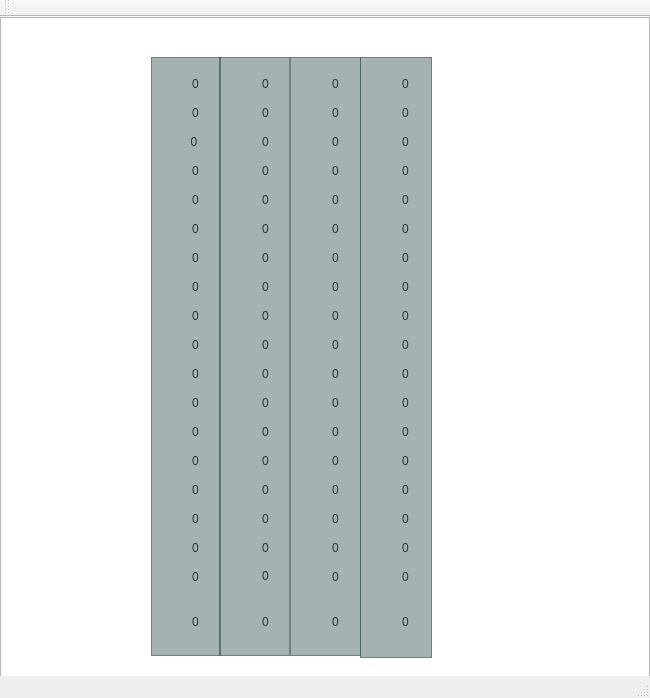
korvhunden/Project-January, file JanuariYahtzee/yahtzeemainwin.ui: the form before one commit.
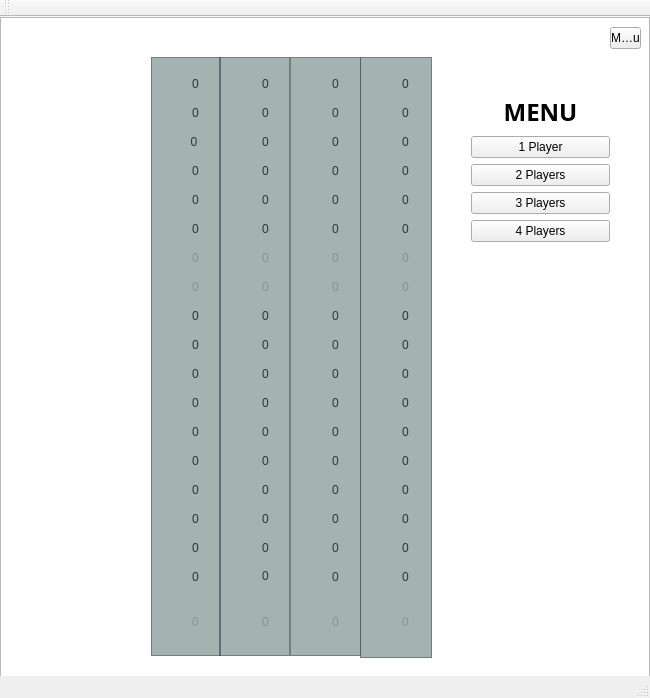
The form after the commit. Icons and pictures are not drawn.

Diff of the .ui file:
```diff
--- a/JanuariYahtzee/yahtzeemainwin.ui
+++ b/JanuariYahtzee/yahtzeemainwin.ui
@@ -281,6 +281,9 @@
      </item>
      <item row="18" column="0" rowspan="2">
       <widget class="QPushButton" name="A19">
+       <property name="enabled">
+        <bool>false</bool>
+       </property>
        <property name="sizePolicy">
         <sizepolicy hsizetype="Fixed" vsizetype="Fixed">
          <horstretch>0</horstretch>
@@ -477,6 +480,9 @@
      </item>
      <item row="6" column="0">
       <widget class="QPushButton" name="A7">
+       <property name="enabled">
+        <bool>false</bool>
+       </property>
        <property name="sizePolicy">
         <sizepolicy hsizetype="Fixed" vsizetype="Fixed">
          <horstretch>0</horstretch>
@@ -505,6 +511,9 @@
      </item>
      <item row="7" column="0">
       <widget class="QPushButton" name="A8">
+       <property name="enabled">
+        <bool>false</bool>
+       </property>
        <property name="sizePolicy">
         <sizepolicy hsizetype="Fixed" vsizetype="Fixed">
          <horstretch>0</horstretch>
@@ -660,6 +669,9 @@
      </item>
      <item row="6" column="0">
       <widget class="QPushButton" name="B7">
+       <property name="enabled">
+        <bool>false</bool>
+       </property>
        <property name="sizePolicy">
         <sizepolicy hsizetype="Fixed" vsizetype="Fixed">
          <horstretch>0</horstretch>
@@ -884,6 +896,9 @@
      </item>
      <item row="7" column="0">
       <widget class="QPushButton" name="B8">
+       <property name="enabled">
+        <bool>false</bool>
+       </property>
        <property name="sizePolicy">
         <sizepolicy hsizetype="Fixed" vsizetype="Fixed">
          <horstretch>0</horstretch>
@@ -940,6 +955,9 @@
      </item>
      <item row="18" column="0" rowspan="2">
       <widget class="QPushButton" name="B19">
+       <property name="enabled">
+        <bool>false</bool>
+       </property>
        <property name="sizePolicy">
         <sizepolicy hsizetype="Fixed" vsizetype="Fixed">
          <horstretch>0</horstretch>
@@ -1347,6 +1365,9 @@
      </item>
      <item row="18" column="0" rowspan="2">
       <widget class="QPushButton" name="C19">
+       <property name="enabled">
+        <bool>false</bool>
+       </property>
        <property name="sizePolicy">
         <sizepolicy hsizetype="Fixed" vsizetype="Fixed">
          <horstretch>0</horstretch>
@@ -1543,6 +1564,9 @@
      </item>
      <item row="6" column="0">
       <widget class="QPushButton" name="C7">
+       <property name="enabled">
+        <bool>false</bool>
+       </property>
        <property name="sizePolicy">
         <sizepolicy hsizetype="Fixed" vsizetype="Fixed">
          <horstretch>0</horstretch>
@@ -1571,6 +1595,9 @@
      </item>
      <item row="7" column="0">
       <widget class="QPushButton" name="C8">
+       <property name="enabled">
+        <bool>false</bool>
+       </property>
        <property name="sizePolicy">
         <sizepolicy hsizetype="Fixed" vsizetype="Fixed">
          <horstretch>0</horstretch>
@@ -1978,6 +2005,9 @@
      </item>
      <item row="18" column="0" rowspan="2">
       <widget class="QPushButton" name="D19">
+       <property name="enabled">
+        <bool>false</bool>
+       </property>
        <property name="sizePolicy">
         <sizepolicy hsizetype="Fixed" vsizetype="Fixed">
          <horstretch>0</horstretch>
@@ -2006,6 +2036,9 @@
      </item>
      <item row="7" column="0">
       <widget class="QPushButton" name="D8">
+       <property name="enabled">
+        <bool>false</bool>
+       </property>
        <property name="sizePolicy">
         <sizepolicy hsizetype="Fixed" vsizetype="Fixed">
          <horstretch>0</horstretch>
@@ -2202,6 +2235,9 @@
      </item>
      <item row="6" column="0">
       <widget class="QPushButton" name="D7">
+       <property name="enabled">
+        <bool>false</bool>
+       </property>
        <property name="sizePolicy">
         <sizepolicy hsizetype="Fixed" vsizetype="Fixed">
          <horstretch>0</horstretch>
@@ -2282,6 +2318,107 @@
      <string notr="true">background-color: rgba(81, 108, 108, 133);</string>
     </property>
    </widget>
+   <widget class="QGraphicsView" name="optionsBackground">
+    <property name="geometry">
+     <rect>
+      <x>435</x>
+      <y>36</y>
+      <width>211</width>
+      <height>611</height>
+     </rect>
+    </property>
+    <property name="styleSheet">
+     <string notr="true">background-image: url(:/new/pictures/DMPYZY OPTIONS BACKGROUND.png);</string>
+    </property>
+    <property name="frameShape">
+     <enum>QFrame::NoFrame</enum>
+    </property>
+    <property name="frameShadow">
+     <enum>QFrame::Sunken</enum>
+    </property>
+   </widget>
+   <widget class="QToolButton" name="optionsButton">
+    <property name="geometry">
+     <rect>
+      <x>610</x>
+      <y>10</y>
+      <width>31</width>
+      <height>22</height>
+     </rect>
+    </property>
+    <property name="text">
+     <string>Menu</string>
+    </property>
+   </widget>
+   <widget class="QWidget" name="">
+    <property name="geometry">
+     <rect>
+      <x>460</x>
+      <y>65</y>
+      <width>161</width>
+      <height>171</height>
+     </rect>
+    </property>
+    <layout class="QVBoxLayout" name="menuLayout">
+     <item>
+      <widget class="QLabel" name="menuLabel">
+       <property name="sizePolicy">
+        <sizepolicy hsizetype="Minimum" vsizetype="Minimum">
+         <horstretch>0</horstretch>
+         <verstretch>0</verstretch>
+        </sizepolicy>
+       </property>
+       <property name="font">
+        <font>
+         <family>Trebuchet MS</family>
+         <pointsize>18</pointsize>
+         <weight>75</weight>
+         <bold>true</bold>
+        </font>
+       </property>
+       <property name="text">
+        <string>MENU</string>
+       </property>
+       <property name="alignment">
+        <set>Qt::AlignCenter</set>
+       </property>
+      </widget>
+     </item>
+     <item>
+      <widget class="QPushButton" name="onePlayerButton">
+       <property name="text">
+        <string>1 Player</string>
+       </property>
+      </widget>
+     </item>
+     <item>
+      <widget class="QPushButton" name="twoPlayerButton">
+       <property name="text">
+        <string>2 Players</string>
+       </property>
+      </widget>
+     </item>
+     <item>
+      <widget class="QPushButton" name="threePlayerButton">
+       <property name="text">
+        <string>3 Players</string>
+       </property>
+      </widget>
+     </item>
+     <item>
+      <widget class="QPushButton" name="fourPlayerButton">
+       <property name="text">
+        <string>4 Players</string>
+       </property>
+      </widget>
+     </item>
+    </layout>
+    <zorder>menuLabel</zorder>
+    <zorder>onePlayerButton</zorder>
+    <zorder>twoPlayerButton</zorder>
+    <zorder>threePlayerButton</zorder>
+    <zorder>fourPlayerButton</zorder>
+   </widget>
   </widget>
   <widget class="QMenuBar" name="menuBar">
    <property name="geometry">
```
